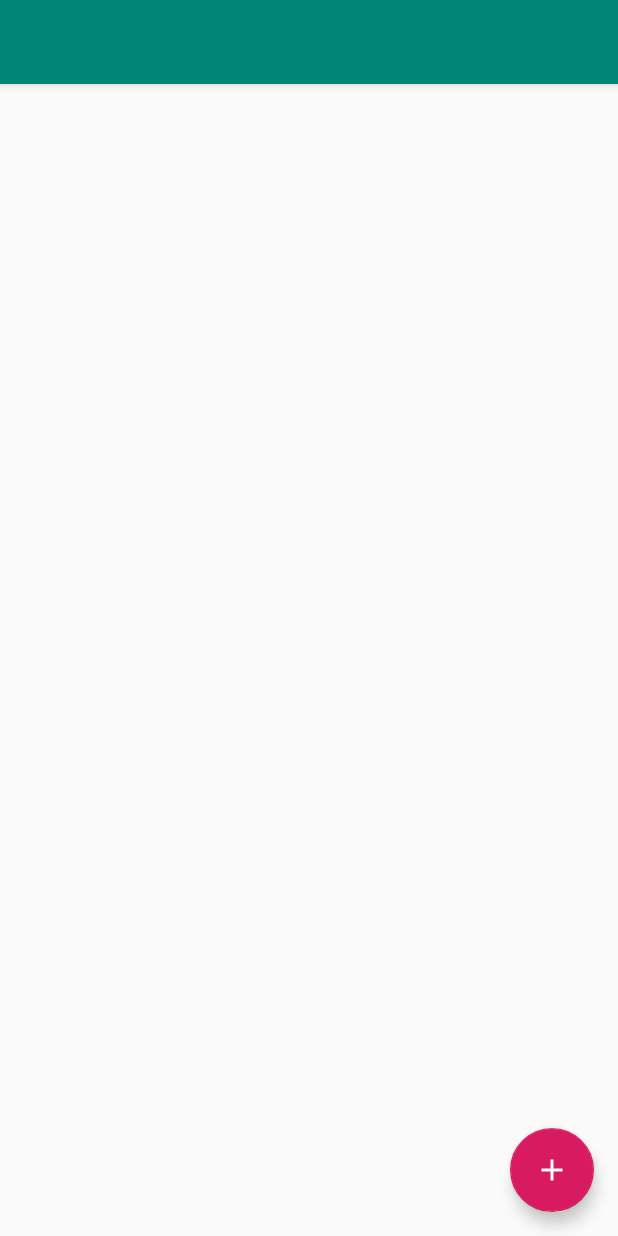
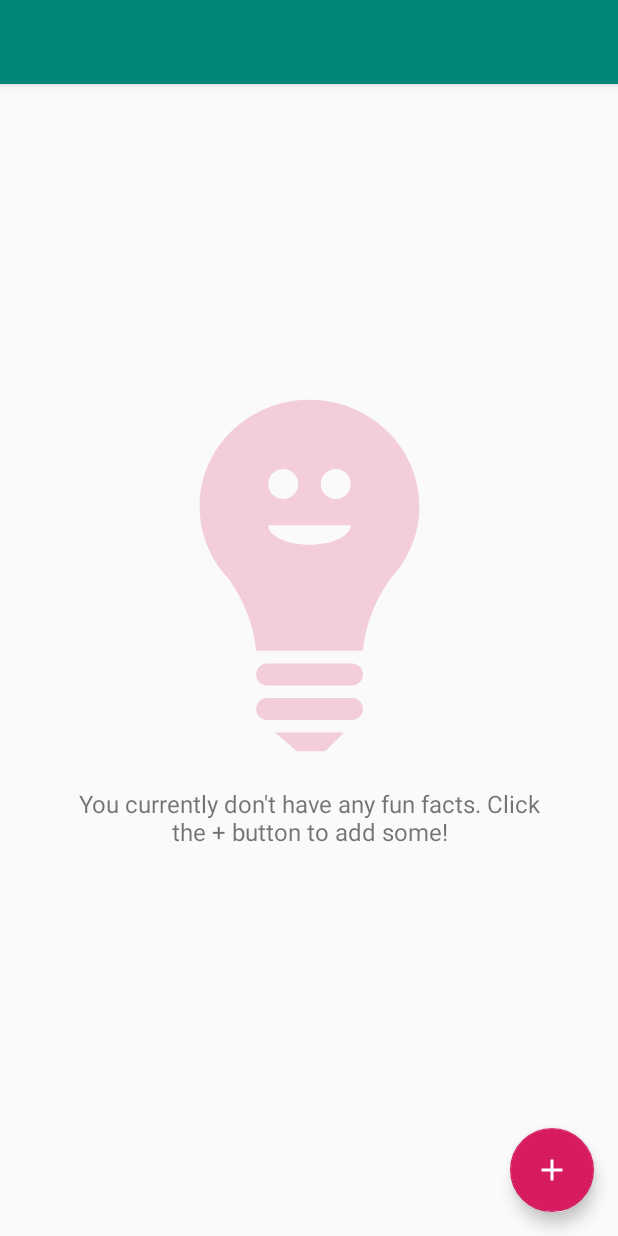
Before and after one commit to mcasper3/FactFinder, an Android app: the screen it shows after launch (MainActivity), on a phone screen of 412 x 824 dp. Run offline under Robolectric (Android 15) with nearby library versions, the phone set to English and light mode, and no system bars; our stand-ins replace Dagger/Hilt's generated code, Room's generated code, RxJava; libraries missing offline, so code that uses them is left out: com.jakewharton.rxbinding3, com.jakewharton.rxrelay2, com.squareup.leakcanary; 11 statements that could not run were skipped.

```diff
--- a/app/build.gradle
+++ b/app/build.gradle
@@ -37,6 +37,8 @@ dependencies {
 
     implementation 'com.jakewharton.rxbinding3:rxbinding:3.0.0-alpha1'
 
+    implementation 'com.jakewharton.rxrelay2:rxrelay:2.1.0'
+
     implementation "com.google.dagger:dagger:$daggerVersion"
     kapt "com.google.dagger:dagger-compiler:$daggerVersion"
 
--- a/app/src/main/java/com/buildertrend/factfinder/MainActivity.kt
+++ b/app/src/main/java/com/buildertrend/factfinder/MainActivity.kt
@@ -5,9 +5,14 @@ import android.support.v7.app.AppCompatActivity
 import android.view.View
 import com.buildertrend.factfinder.injection.DaggerFragmentComponent
 import com.buildertrend.factfinder.injection.FragmentComponent
+import com.buildertrend.factfinder.list.FactListFragment
+import com.jakewharton.rxbinding3.view.clicks
+import io.reactivex.Observable
 import kotlinx.android.synthetic.main.activity_main.*
 
 class MainActivity : AppCompatActivity() {
+
+    var fabClickObservable: Observable<Unit>? = null
 
     private lateinit var component: FragmentComponent
     private var fabConfiguration: FabConfiguration? = null
@@ -20,10 +25,13 @@ class MainActivity : AppCompatActivity() {
             .applicationComponent((application as? FactFinderApplication)?.component)
             .build()
 
-        // TODO
-//        fab.clicks()
+        supportFragmentManager.beginTransaction()
+            .replace(R.id.content, FactListFragment.newInstance())
+            .commit()
+        // TODO in a different way
+        fabClickObservable = fab.clicks()
+
 //            .map { fabConfiguration?.clickHandler?.invoke() }
-//            .subscribe()
     }
 
     fun setFabClickListener(listener: View.OnClickListener) {
--- /dev/null
+++ b/app/src/main/java/com/buildertrend/factfinder/list/Actions.kt
@@ -0,0 +1 @@
+package com.buildertrend.factfinder.list
--- /dev/null
+++ b/app/src/main/java/com/buildertrend/factfinder/list/Events.kt
@@ -0,0 +1,9 @@
+package com.buildertrend.factfinder.list
+
+sealed class Event
+
+object SelectRandomFactEvent : Event()
+
+object AddFactEvent : Event()
+
+object UseFactEvent : Event()
--- a/app/src/main/java/com/buildertrend/factfinder/list/FactListFragment.kt
+++ b/app/src/main/java/com/buildertrend/factfinder/list/FactListFragment.kt
@@ -5,7 +5,9 @@ import android.support.v4.app.Fragment
 import android.support.v7.app.AlertDialog
 import android.support.v7.widget.DividerItemDecoration
 import android.support.v7.widget.LinearLayoutManager
+import android.view.LayoutInflater
 import android.view.View
+import android.view.ViewGroup
 import android.widget.EditText
 import com.buildertrend.factfinder.DatabaseManager
 import com.buildertrend.factfinder.FactAdapter
@@ -15,6 +17,8 @@ import com.buildertrend.factfinder.database.Fact
 import com.buildertrend.factfinder.extensions.hide
 import com.buildertrend.factfinder.extensions.show
 import com.buildertrend.factfinder.random
+import com.jakewharton.rxrelay2.PublishRelay
+import io.reactivex.Observable
 import io.reactivex.android.schedulers.AndroidSchedulers
 import io.reactivex.disposables.CompositeDisposable
 import io.reactivex.schedulers.Schedulers
@@ -25,6 +29,9 @@ class FactListFragment : Fragment() {
 
     @Inject internal lateinit var databaseManager: DatabaseManager
     @Inject internal lateinit var adapter: FactAdapter
+
+    private val factChosenRelay = PublishRelay.create<Unit>()
+        .map { UseFactEvent }
 
     private val compositeDisposable = CompositeDisposable()
     private var shouldSelectFunFact = false
@@ -37,12 +44,22 @@ class FactListFragment : Fragment() {
         mainActivity?.setFabClickListener(View.OnClickListener { showAddFactDialog() })
     }
 
+    override fun onCreateView(inflater: LayoutInflater, container: ViewGroup?, savedInstanceState: Bundle?): View? {
+        return inflater.inflate(R.layout.fragment_fact_list, container, false)
+    }
+
     override fun onViewCreated(view: View, savedInstanceState: Bundle?) {
         super.onViewCreated(view, savedInstanceState)
 
         recyclerView.layoutManager = LinearLayoutManager(context)
         recyclerView.adapter = adapter
         recyclerView.addItemDecoration(DividerItemDecoration(context, DividerItemDecoration.VERTICAL))
+
+        val addFactObservable = (activity as MainActivity).fabClickObservable!!
+            .map { AddFactEvent }
+        val selectFactObservable = Observable.just(SelectRandomFactEvent)
+
+        Observable.merge(addFactObservable, selectFactObservable, factChosenRelay)
 
         compositeDisposable.add(
             databaseManager.getAllFacts()
@@ -75,9 +92,9 @@ class FactListFragment : Fragment() {
         with(requireContext()) {
             val editText = EditText(this)
             AlertDialog.Builder(this)
-                .setTitle("Add a fun fact")
-                .setPositiveButton("ok") { _, _ -> databaseManager.insertFact(editText.text.toString()) }
-                .setNegativeButton("cancel") { dialog, _ -> dialog.dismiss() }
+                .setTitle(getString(R.string.add_fact))
+                .setPositiveButton(R.string.ok) { _, _ -> databaseManager.insertFact(editText.text.toString()) }
+                .setNegativeButton(R.string.cancel) { dialog, _ -> dialog.dismiss() }
                 .setView(editText)
                 .show()
         }
--- a/app/src/main/res/layout/activity_main.xml
+++ b/app/src/main/res/layout/activity_main.xml
@@ -20,14 +20,12 @@
     </android.support.design.widget.AppBarLayout>
 
     <FrameLayout
-        xmlns:android="http://schemas.android.com/apk/res/android"
         android:id="@+id/content"
         android:layout_width="match_parent"
         android:layout_height="match_parent"
-        >
-    </FrameLayout>
+        />
 
-    <android.support.design.widget.CoordinatorLayout
+    <android.support.constraint.ConstraintLayout
         android:id="@+id/toolbarButtonContainer"
         android:layout_width="match_parent"
         android:layout_height="wrap_content"
--- a/app/src/main/res/layout/fragment_fact_list.xml
+++ b/app/src/main/res/layout/fragment_fact_list.xml
@@ -58,7 +58,7 @@
         app:layout_constraintBottom_toBottomOf="parent"
         app:layout_constraintEnd_toEndOf="parent"
         app:layout_constraintStart_toStartOf="parent"
-        app:layout_constraintTop_toBottomOf="@id/toolbar"
+        app:layout_constraintTop_toTopOf="parent"
         />
 
 </android.support.constraint.ConstraintLayout>
--- a/app/src/main/res/values/strings.xml
+++ b/app/src/main/res/values/strings.xml
@@ -11,4 +11,5 @@
     <string name="select_shortcut_short_label">Select a fact</string>
     <string name="select_shortcut_long_label">Select a random fun fact</string>
     <string name="select_disabled_message">Selecting a fact is unavailable</string>
+    <string name="add_fact">Add a fun fact</string>
 </resources>
```
Also changed, not shown: app/src/main/java/com/buildertrend/factfinder/Screen.kt (added, +12 -0 lines), app/src/main/java/com/buildertrend/factfinder/list/FactListScreen.kt (added, +14 -0 lines).
